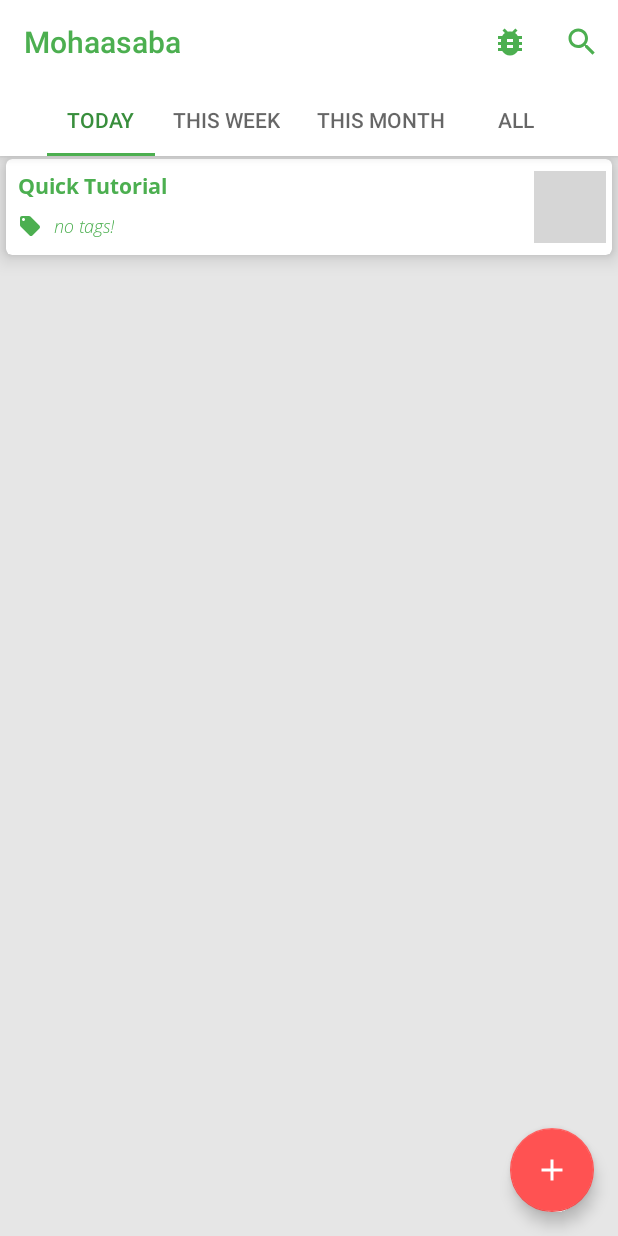
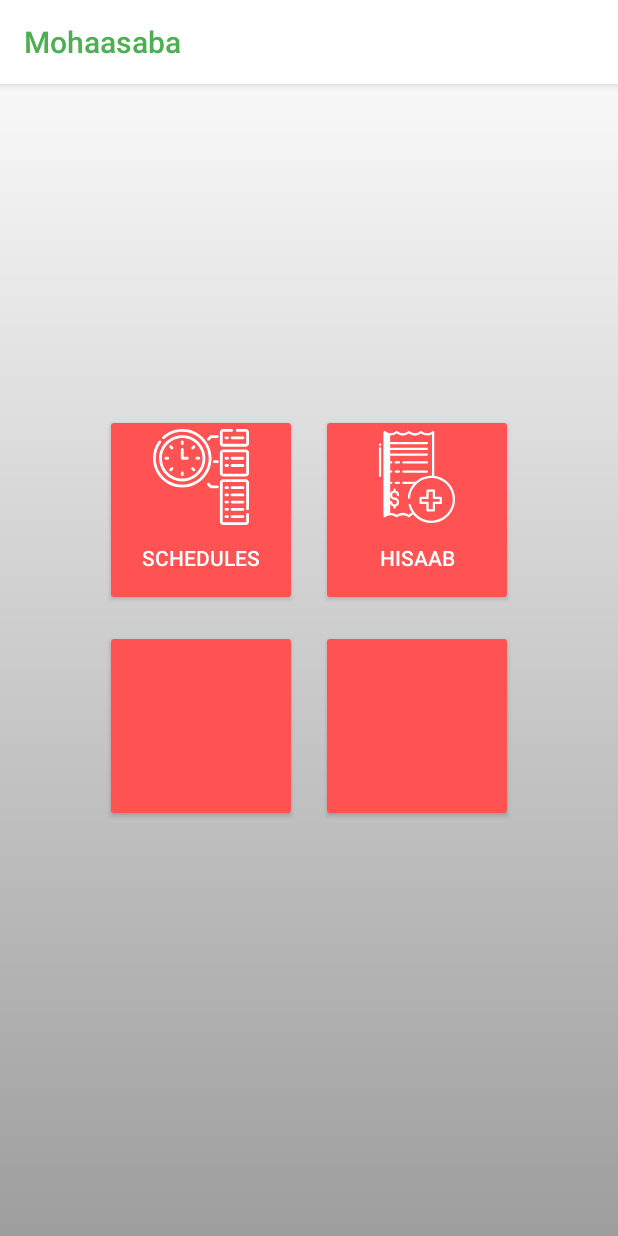
Before and after one commit to fcat97/Mohaasaba, an Android app: the screen it shows after launch (MainActivity before the commit, HomeActivity after it), on a phone screen of 412 x 824 dp. Run offline under Robolectric (Android 15) with nearby library versions, the phone set to English and light mode, and no system bars; plain views replace CircleProgressView; grey boxes are pictures that could not be loaded.

Commit message:
home activity added

```diff
--- /dev/null
+++ b/app/src/main/java/com/example/mohaasaba/activities/HomeActivity.java
@@ -0,0 +1,43 @@
+package com.example.mohaasaba.activities;
+
+import androidx.appcompat.app.AppCompatActivity;
+import androidx.appcompat.widget.Toolbar;
+
+import android.content.Intent;
+import android.graphics.Color;
+import android.os.Build;
+import android.os.Bundle;
+import android.view.View;
+import android.widget.Button;
+
+import com.example.mohaasaba.R;
+
+public class HomeActivity extends AppCompatActivity implements View.OnClickListener{
+
+    @Override
+    protected void onCreate(Bundle savedInstanceState) {
+        super.onCreate(savedInstanceState);
+        setContentView(R.layout.activity_home);
+
+        Toolbar toolbar = findViewById(R.id.toolbar_HomeActivity);
+        setSupportActionBar(toolbar);
+        if (Build.VERSION.SDK_INT >= Build.VERSION_CODES.M) {
+            // https://medium.com/@imstudio/android-change-status-bar-text-color-659680fce49b
+            getWindow().getDecorView().setSystemUiVisibility(View.SYSTEM_UI_FLAG_LIGHT_STATUS_BAR);
+            getWindow().setStatusBarColor(Color.WHITE);
+        }
+
+        Button button_1 = findViewById(R.id.btn1_HomeActivity); button_1.setOnClickListener(this);
+        Button button_2 = findViewById(R.id.btn2_HomeActivity); button_2.setOnClickListener(this);
+        Button button_3 = findViewById(R.id.btn3_HomeActivity); button_3.setOnClickListener(this);
+        Button button_4 = findViewById(R.id.btn4_HomeActivity); button_4.setOnClickListener(this);
+    }
+
+    @Override
+    public void onClick(View v) {
+        if (v.getId() == R.id.btn1_HomeActivity) {
+            Intent intent = new Intent(this, MainActivity.class);
+            startActivity(intent);
+        }
+    }
+}
--- a/app/src/main/res/drawable/dashboard_gradient.xml
+++ b/app/src/main/res/drawable/dashboard_gradient.xml
@@ -1,7 +1,7 @@
 <?xml version="1.0" encoding="utf-8"?>
 <shape xmlns:android="http://schemas.android.com/apk/res/android">
     <gradient
-        android:startColor="?attr/colorPrimaryDark"
-        android:endColor="?attr/colorPrimary"
+        android:startColor="@color/colorWhite"
+        android:endColor="@color/colorGrayAccent"
         android:angle="270"/>
 </shape>
--- /dev/null
+++ b/app/src/main/res/drawable/ic_expense.xml
@@ -0,0 +1,64 @@
+<vector xmlns:android="http://schemas.android.com/apk/res/android"
+    android:width="64dp"
+    android:height="64dp"
+    android:tint="@color/colorWhite"
+    android:viewportWidth="512"
+    android:viewportHeight="512">
+  <path
+      android:pathData="m113,28.325c-10.712,-0.509 -21.65,-4.275 -30,-11.325v447.758a52.263,52.263 0,0 1,30 -10.958z"
+      android:fillColor="#d4e1f4"/>
+  <path
+      android:pathData="m308.75,69h-192.368a6,6 0,0 0,0 12h192.368a6,6 0,0 0,0 -12z"
+      android:fillColor="#0635c9"/>
+  <path
+      android:pathData="m116.382,233h2.318a6,6 0,1 0,0 -12h-2.322a6,6 0,0 0,0 12z"
+      android:fillColor="#0635c9"/>
+  <path
+      android:pathData="m159.425,221h-17.546a6,6 0,0 0,0 12h17.546a6,6 0,0 0,0 -12z"
+      android:fillColor="#0635c9"/>
+  <path
+      android:pathData="m314.75,227a6,6 0,0 0,-6 -6h-125.775a6,6 0,0 0,0 12h125.775a6,6 0,0 0,6 -6z"
+      android:fillColor="#0635c9"/>
+  <path
+      android:pathData="m116.382,184h2.318a6,6 0,1 0,0 -12h-2.322a6,6 0,0 0,0 12z"
+      android:fillColor="#0635c9"/>
+  <path
+      android:pathData="m159.425,172h-17.546a6,6 0,0 0,0 12h17.546a6,6 0,0 0,0 -12z"
+      android:fillColor="#0635c9"/>
+  <path
+      android:pathData="m308.75,172h-125.775a6,6 0,0 0,0 12h125.775a6,6 0,0 0,0 -12z"
+      android:fillColor="#0635c9"/>
+  <path
+      android:pathData="m116.382,293h2.318a6,6 0,1 0,0 -12h-2.322a6,6 0,0 0,0 12z"
+      android:fillColor="#0635c9"/>
+  <path
+      android:pathData="m165.425,287a6,6 0,0 0,-6 -6h-17.546a6,6 0,0 0,0 12h17.546a6,6 0,0 0,6 -6z"
+      android:fillColor="#0635c9"/>
+  <path
+      android:pathData="m182.975,281a6,6 0,0 0,0 12h67.841a6,6 0,0 0,0 -12z"
+      android:fillColor="#0635c9"/>
+  <path
+      android:pathData="m136.133,340.147a12.6,12.6 0,0 1,12.589 12.59,5.967 5.967,0 1,0 11.933,0 24.329,24.329 0,0 0,-18.655 -23.846v-4.957a6,6 0,0 0,-12 0v4.957a24.213,24.213 0,0 0,-18.522 23.846,24.645 24.645,0 0,0 24.622,24.59 12.586,12.586 0,0 1,0.159 25.172c-0.045,0 -0.084,-0.007 -0.13,-0.007s-0.088,0.006 -0.133,0.007a12.6,12.6 0,0 1,-12.453 -12.583,6.033 6.033,0 0,0 -12.066,0 24.213,24.213 0,0 0,18.523 23.846v5.8a6,6 0,1 0,12 0v-5.8a24.328,24.328 0,0 0,18.655 -23.846,24.588 24.588,0 0,0 -24.555,-24.589 12.59,12.59 0,0 1,0.033 -25.18z"
+      android:fillColor="#0635c9"/>
+  <path
+      android:pathData="m80.293,470.553a5.866,5.866 0,0 0,6.216 -0.752,45.672 45.672,0 0,1 57.4,0c0.155,0.123 0.3,0.244 0.468,0.352a5.987,5.987 0,0 0,7.007 -0.345,45.722 45.722,0 0,1 57.447,0 5.993,5.993 0,0 0,7.492 0l23.768,-19.016 -7.5,-9.37 -20.171,16.143a57.313,57.313 0,0 0,-64.625 0.106c-17.748,-12.056 -40.795,-13.248 -58.795,-3.571v-426.074c18,9.667 41.031,8.478 58.773,-3.574a57.446,57.446 0,0 0,64.862 0,57.129 57.129,0 0,0 64.678,0c17.746,12.061 40.687,13.253 58.687,3.577v226.971h12v-238a5.745,5.745 0,0 0,-9.417 -4.672,45.62 45.62,0 0,1 -57.323,0.041 5.968,5.968 0,0 0,-7.546 -0.043,45.7 45.7,0 0,1 -57.417,-0.005c-0.077,-0.061 -0.157,-0.127 -0.237,-0.185a6.007,6.007 0,0 0,-7.265 0.185,45.714 45.714,0 0,1 -57.434,0 6.191,6.191 0,0 0,-0.627 -0.44,6 6,0 0,0 -6.877,0.434 45.71,45.71 0,0 1,-57.439 0,5.719 5.719,0 0,0 -6.182,-0.723 5.852,5.852 0,0 0,-3.236 5.408v448.123a5.853,5.853 0,0 0,3.293 5.43z"
+      android:fillColor="#0635c9"/>
+  <path
+      android:pathData="m308.75,130h-192.368a6,6 0,0 0,0 12h192.368a6,6 0,0 0,0 -12z"
+      android:fillColor="#0635c9"/>
+  <path
+      android:pathData="m308.75,100h-192.368a6,6 0,0 0,0 12h192.368a6,6 0,0 0,0 -12z"
+      android:fillColor="#0635c9"/>
+  <path
+      android:pathData="m59,255.728a6,6 0,0 0,6 -6v-146.616a6,6 0,0 0,-12 0v146.616a6,6 0,0 0,6 6z"
+      android:fillColor="#0635c9"/>
+  <path
+      android:pathData="m59,91.353a6,6 0,0 0,6 -6v-3.2a6,6 0,0 0,-12 0v3.2a6,6 0,0 0,6 6z"
+      android:fillColor="#0635c9"/>
+  <path
+      android:pathData="m347,322h-34c-3.313,0 -7,1.686 -7,5v34h-30c-3.313,0 -7,1.686 -7,5v27c0,3.314 3.687,7 7,7h30v33c0,3.314 3.687,7 7,7h34c3.313,0 5,-3.686 5,-7v-33h32c3.313,0 5,-3.686 5,-7v-27c0,-3.314 -1.687,-5 -5,-5h-32v-34c0,-3.314 -1.687,-5 -5,-5zM377,373v15h-30c-3.313,0 -7,1.686 -7,5v35h-22v-35c0,-3.314 -1.687,-5 -5,-5h-32v-15h32c3.313,0 5,-3.686 5,-7v-32h22v32c0,3.314 3.687,7 7,7z"
+      android:fillColor="#1ae5be"/>
+  <path
+      android:pathData="m332.953,249.265c-66.137,0.009 -120.522,51.285 -125.514,116.232a6.014,6.014 0,0 0,5.977 6.5h0.016a5.965,5.965 0,0 0,5.969 -5.466c4.626,-60.376 56.949,-108.3 119.435,-105.12 58.756,2.987 105.958,50.941 107.972,109.739 2.213,64.616 -49.708,117.95 -113.837,117.95a114,114 0,0 1,-110.1 -84.62,5.992 5.992,0 1,0 -11.6,3.024c14.307,53.318 63.441,93.576 121.694,93.576a126.047,126.047 0,0 0,125.9 -126.89c-0.52,-68.867 -57.041,-124.935 -125.912,-124.925z"
+      android:fillColor="#1ae5be"/>
+</vector>
--- /dev/null
+++ b/app/src/main/res/drawable/ic_schedule.xml
@@ -0,0 +1,37 @@
+<vector android:height="64dp" android:viewportHeight="512"
+    android:tint="@color/colorWhite"
+    android:viewportWidth="512" android:width="64dp" xmlns:android="http://schemas.android.com/apk/res/android">
+    <path android:fillColor="#FF000000" android:pathData="m156.111,279.492c68.033,0 123.381,-55.349 123.381,-123.382 0,-68.032 -55.349,-123.381 -123.381,-123.381 -68.033,0 -123.382,55.349 -123.382,123.381 0,68.034 55.349,123.382 123.382,123.382zM156.111,47.73c59.762,0 108.381,48.619 108.381,108.381s-48.62,108.382 -108.381,108.382 -108.382,-48.621 -108.382,-108.382 48.621,-108.381 108.382,-108.381z"/>
+    <path android:fillColor="#FF000000" android:pathData="m343.211,32.73h-33.753c-1.989,0 -3.896,0.79 -5.304,2.196l-14.077,14.077c-2.929,2.93 -2.929,7.678 0,10.607 1.465,1.464 3.385,2.196 5.304,2.196s3.839,-0.732 5.304,-2.196l11.88,-11.881h30.646c4.143,0 7.5,-3.357 7.5,-7.5s-3.357,-7.499 -7.5,-7.499z"/>
+    <path android:fillColor="#FF000000" android:pathData="m343.211,301.222h-30.646l-11.88,-11.881c-2.93,-2.928 -7.678,-2.928 -10.607,0 -2.929,2.93 -2.929,7.678 0,10.607l14.077,14.077c1.407,1.406 3.314,2.196 5.304,2.196h33.753c4.143,0 7.5,-3.357 7.5,-7.5s-3.358,-7.499 -7.501,-7.499z"/>
+    <path android:fillColor="#FF000000" android:pathData="m156.111,85.943c4.142,0 7.5,-3.357 7.5,-7.5v-9.96c0,-4.143 -3.358,-7.5 -7.5,-7.5s-7.5,3.357 -7.5,7.5v9.96c0,4.142 3.358,7.5 7.5,7.5z"/>
+    <path android:fillColor="#FF000000" android:pathData="m211.031,108.691c1.919,0 3.839,-0.732 5.303,-2.196l7.042,-7.042c2.929,-2.929 2.929,-7.678 0,-10.606 -2.93,-2.93 -7.678,-2.929 -10.607,-0.001l-7.042,7.042c-2.929,2.929 -2.929,7.678 0,10.606 1.465,1.464 3.385,2.197 5.304,2.197z"/>
+    <path android:fillColor="#FF000000" android:pathData="m233.78,163.611h9.959c4.142,0 7.5,-3.357 7.5,-7.5s-3.358,-7.5 -7.5,-7.5h-9.959c-4.142,0 -7.5,3.357 -7.5,7.5s3.358,7.5 7.5,7.5z"/>
+    <path android:fillColor="#FF000000" android:pathData="m212.771,223.377c1.465,1.464 3.384,2.196 5.303,2.196s3.839,-0.732 5.304,-2.197c2.929,-2.929 2.928,-7.678 0,-10.606l-7.042,-7.042c-2.93,-2.928 -7.677,-2.929 -10.607,0.001 -2.929,2.929 -2.928,7.678 0,10.606z"/>
+    <path android:fillColor="#FF000000" android:pathData="m156.111,251.24c4.142,0 7.5,-3.357 7.5,-7.5v-9.96c0,-4.143 -3.358,-7.5 -7.5,-7.5s-7.5,3.357 -7.5,7.5v9.96c0,4.142 3.358,7.5 7.5,7.5z"/>
+    <path android:fillColor="#FF000000" android:pathData="m94.148,225.573c1.919,0 3.839,-0.732 5.303,-2.196l7.042,-7.042c2.929,-2.929 2.929,-7.678 0,-10.606 -2.929,-2.929 -7.678,-2.93 -10.607,-0.001l-7.042,7.042c-2.929,2.929 -2.929,7.678 0,10.606 1.466,1.465 3.385,2.197 5.304,2.197z"/>
+    <path android:fillColor="#FF000000" android:pathData="m68.483,163.611h9.959c4.142,0 7.5,-3.357 7.5,-7.5s-3.358,-7.5 -7.5,-7.5h-9.959c-4.142,0 -7.5,3.357 -7.5,7.5s3.358,7.5 7.5,7.5z"/>
+    <path android:fillColor="#FF000000" android:pathData="m95.888,106.494c1.465,1.464 3.384,2.196 5.303,2.196s3.839,-0.732 5.304,-2.197c2.929,-2.929 2.928,-7.678 0,-10.606l-7.042,-7.042c-2.93,-2.928 -7.677,-2.929 -10.607,0.001 -2.929,2.929 -2.928,7.678 0,10.606z"/>
+    <path android:fillColor="#FF000000" android:pathData="m156.111,163.611h26.647c4.142,0 7.5,-3.357 7.5,-7.5s-3.358,-7.5 -7.5,-7.5h-19.147v-39.343c0,-4.143 -3.358,-7.5 -7.5,-7.5s-7.5,3.357 -7.5,7.5v46.843c0,4.142 3.358,7.5 7.5,7.5z"/>
+    <path android:fillColor="#FF000000" android:pathData="m343.211,166.738h-15.772c-4.143,0 -7.5,3.357 -7.5,7.5s3.357,7.5 7.5,7.5h15.772c4.143,0 7.5,-3.357 7.5,-7.5s-3.357,-7.5 -7.5,-7.5z"/>
+    <path android:fillColor="#FF000000" android:pathData="m389.12,39.656c-4.143,0 -7.5,3.357 -7.5,7.5s3.357,7.5 7.5,7.5h8.175c4.143,0 7.5,-3.357 7.5,-7.5s-3.357,-7.5 -7.5,-7.5z"/>
+    <path android:fillColor="#FF000000" android:pathData="m413.864,47.156c0,4.143 3.357,7.5 7.5,7.5h58.175c4.143,0 7.5,-3.357 7.5,-7.5s-3.357,-7.5 -7.5,-7.5h-58.175c-4.143,0 -7.5,3.357 -7.5,7.5z"/>
+    <path android:fillColor="#FF000000" android:pathData="m494.787,108.955h-120.915c-9.491,0 -17.213,7.722 -17.213,17.214v109.884c0,9.492 7.722,17.214 17.213,17.214h120.915c9.492,0 17.214,-7.722 17.214,-17.214v-109.884c-0.001,-9.492 -7.722,-17.214 -17.214,-17.214zM497,236.053c0,1.221 -0.993,2.214 -2.214,2.214h-120.914c-1.22,0 -2.213,-0.993 -2.213,-2.214v-109.884c0,-1.221 0.993,-2.214 2.213,-2.214h120.915c1.221,0 2.214,0.993 2.214,2.214v109.884z"/>
+    <path android:fillColor="#FF000000" android:pathData="m397.294,148.611h-8.175c-4.143,0 -7.5,3.357 -7.5,7.5s3.357,7.5 7.5,7.5h8.175c4.143,0 7.5,-3.357 7.5,-7.5s-3.357,-7.5 -7.5,-7.5z"/>
+    <path android:fillColor="#FF000000" android:pathData="m479.539,148.611h-58.175c-4.143,0 -7.5,3.357 -7.5,7.5s3.357,7.5 7.5,7.5h58.175c4.143,0 7.5,-3.357 7.5,-7.5s-3.358,-7.5 -7.5,-7.5z"/>
+    <path android:fillColor="#FF000000" android:pathData="m397.294,187.198h-8.175c-4.143,0 -7.5,3.357 -7.5,7.5s3.357,7.5 7.5,7.5h8.175c4.143,0 7.5,-3.357 7.5,-7.5s-3.357,-7.5 -7.5,-7.5z"/>
+    <path android:fillColor="#FF000000" android:pathData="m479.539,187.198h-58.175c-4.143,0 -7.5,3.357 -7.5,7.5s3.357,7.5 7.5,7.5h58.175c4.143,0 7.5,-3.357 7.5,-7.5s-3.358,-7.5 -7.5,-7.5z"/>
+    <path android:fillColor="#FF000000" android:pathData="m397.294,305.281h-8.175c-4.143,0 -7.5,3.357 -7.5,7.5s3.357,7.5 7.5,7.5h8.175c4.143,0 7.5,-3.357 7.5,-7.5s-3.357,-7.5 -7.5,-7.5z"/>
+    <path android:fillColor="#FF000000" android:pathData="m479.539,305.281h-58.175c-4.143,0 -7.5,3.357 -7.5,7.5s3.357,7.5 7.5,7.5h58.175c4.143,0 7.5,-3.357 7.5,-7.5s-3.358,-7.5 -7.5,-7.5z"/>
+    <path android:fillColor="#FF000000" android:pathData="m397.294,343.868h-8.175c-4.143,0 -7.5,3.357 -7.5,7.5s3.357,7.5 7.5,7.5h8.175c4.143,0 7.5,-3.357 7.5,-7.5s-3.357,-7.5 -7.5,-7.5z"/>
+    <path android:fillColor="#FF000000" android:pathData="m479.539,343.868h-58.175c-4.143,0 -7.5,3.357 -7.5,7.5s3.357,7.5 7.5,7.5h58.175c4.143,0 7.5,-3.357 7.5,-7.5s-3.358,-7.5 -7.5,-7.5z"/>
+    <path android:fillColor="#FF000000" android:pathData="m397.294,382.455h-8.175c-4.143,0 -7.5,3.357 -7.5,7.5s3.357,7.5 7.5,7.5h8.175c4.143,0 7.5,-3.357 7.5,-7.5s-3.357,-7.5 -7.5,-7.5z"/>
+    <path android:fillColor="#FF000000" android:pathData="m479.539,382.455h-58.175c-4.143,0 -7.5,3.357 -7.5,7.5s3.357,7.5 7.5,7.5h58.175c4.143,0 7.5,-3.357 7.5,-7.5s-3.358,-7.5 -7.5,-7.5z"/>
+    <path android:fillColor="#FF000000" android:pathData="m397.294,421.043h-8.175c-4.143,0 -7.5,3.357 -7.5,7.5s3.357,7.5 7.5,7.5h8.175c4.143,0 7.5,-3.357 7.5,-7.5s-3.357,-7.5 -7.5,-7.5z"/>
+    <path android:fillColor="#FF000000" android:pathData="m479.539,421.043h-58.175c-4.143,0 -7.5,3.357 -7.5,7.5s3.357,7.5 7.5,7.5h58.175c4.143,0 7.5,-3.357 7.5,-7.5s-3.358,-7.5 -7.5,-7.5z"/>
+    <path android:fillColor="#FF000000" android:pathData="m397.294,459.63h-8.175c-4.143,0 -7.5,3.357 -7.5,7.5s3.357,7.5 7.5,7.5h8.175c4.143,0 7.5,-3.357 7.5,-7.5s-3.357,-7.5 -7.5,-7.5z"/>
+    <path android:fillColor="#FF000000" android:pathData="m479.539,459.63h-58.175c-4.143,0 -7.5,3.357 -7.5,7.5s3.357,7.5 7.5,7.5h58.175c4.143,0 7.5,-3.357 7.5,-7.5s-3.358,-7.5 -7.5,-7.5z"/>
+    <path android:fillColor="#FF000000" android:pathData="m494.787,267.911h-120.915c-9.491,0 -17.213,7.722 -17.213,17.214v209.661c0,9.492 7.722,17.214 17.213,17.214h120.915c9.492,0 17.214,-7.722 17.214,-17.214v-39.214c0,-4.143 -3.357,-7.5 -7.5,-7.5s-7.5,3.357 -7.5,7.5v39.214c0,1.221 -0.993,2.214 -2.214,2.214h-120.915c-1.22,0 -2.213,-0.993 -2.213,-2.214v-209.661c0,-1.221 0.993,-2.214 2.213,-2.214h120.915c1.221,0 2.214,0.993 2.214,2.214v140.46c0,4.143 3.357,7.5 7.5,7.5s7.5,-3.357 7.5,-7.5v-140.46c-0.001,-9.492 -7.722,-17.214 -17.214,-17.214z"/>
+    <path android:fillColor="#FF000000" android:pathData="m494.787,0h-45.464c-4.143,0 -7.5,3.357 -7.5,7.5s3.357,7.5 7.5,7.5h45.464c1.221,0 2.214,0.993 2.214,2.213v59.884c0,1.221 -0.993,2.214 -2.214,2.214h-120.915c-1.22,0 -2.213,-0.993 -2.213,-2.214v-59.884c0,-1.22 0.993,-2.213 2.213,-2.213h45.464c4.143,0 7.5,-3.357 7.5,-7.5s-3.357,-7.5 -7.5,-7.5h-45.464c-9.491,0 -17.213,7.722 -17.213,17.213v59.884c0,9.492 7.722,17.214 17.213,17.214h120.915c9.492,0 17.214,-7.722 17.214,-17.214v-59.884c-0.001,-9.491 -7.722,-17.213 -17.214,-17.213z"/>
+    <path android:fillColor="#FF000000" android:pathData="m156.111,0c-39.058,0 -76.441,14.5 -105.26,40.829 -3.058,2.794 -3.272,7.538 -0.479,10.596s7.538,3.272 10.596,0.479c26.049,-23.798 59.838,-36.904 95.143,-36.904 77.809,0 141.111,63.302 141.111,141.11s-63.302,141.112 -141.111,141.112 -141.111,-63.303 -141.111,-141.111c0,-30.04 9.32,-58.722 26.952,-82.944 2.438,-3.35 1.699,-8.04 -1.65,-10.478 -3.35,-2.438 -8.04,-1.699 -10.478,1.649 -19.511,26.806 -29.824,58.539 -29.824,91.773 0,86.08 70.031,156.111 156.111,156.111s156.111,-70.031 156.111,-156.111 -70.031,-156.111 -156.111,-156.111z"/>
+</vector>
--- /dev/null
+++ b/app/src/main/res/layout/activity_home.xml
@@ -0,0 +1,28 @@
+<?xml version="1.0" encoding="utf-8"?>
+<RelativeLayout xmlns:android="http://schemas.android.com/apk/res/android"
+    xmlns:tools="http://schemas.android.com/tools"
+    android:layout_width="match_parent"
+    android:layout_height="match_parent"
+    android:background="@drawable/dashboard_gradient"
+    xmlns:app="http://schemas.android.com/apk/res-auto"
+    tools:context=".activities.HomeActivity">
+        <com.google.android.material.appbar.AppBarLayout
+            android:id="@+id/appbarLayout_HomeActivity"
+            android:layout_width="match_parent"
+            android:layout_height="wrap_content"
+            android:background="@android:color/white">
+            <androidx.appcompat.widget.Toolbar
+                android:id="@+id/toolbar_HomeActivity"
+                android:layout_width="match_parent"
+                android:layout_height="match_parent"
+                android:theme="@style/AppTheme.ToolbarOverlay"
+                    app:popupTheme="@style/AppTheme.PopupOverlay"
+                app:titleTextColor="?attr/colorAccent"/>
+        </com.google.android.material.appbar.AppBarLayout>
+
+        <include
+            android:layout_width="360dp"
+            android:layout_height="360dp"
+            android:layout_centerInParent="true"
+            layout="@layout/content_activity_home"/>
+</RelativeLayout>
--- /dev/null
+++ b/app/src/main/res/layout/content_activity_home.xml
@@ -0,0 +1,42 @@
+<?xml version="1.0" encoding="utf-8"?>
+<RelativeLayout
+    xmlns:android="http://schemas.android.com/apk/res/android"
+    android:layout_width="match_parent"
+    android:layout_height="match_parent"
+    android:gravity="center">
+    <Button
+        android:id="@+id/btn1_HomeActivity"
+        android:layout_width="128dp"
+        android:layout_height="128dp"
+        style="@style/AppTheme.Button"
+        android:elevation="@dimen/dimen_small"
+        android:drawableTop="@drawable/ic_schedule"
+        android:text="@string/schedules"
+        android:layout_margin="@dimen/dimen_small"/>
+    <Button
+        android:id="@+id/btn2_HomeActivity"
+        android:layout_width="128dp"
+        android:layout_height="128dp"
+        style="@style/AppTheme.Button"
+        android:elevation="@dimen/dimen_small"
+        android:drawableTop="@drawable/ic_expense"
+        android:text="@string/hishab"
+        android:layout_margin="@dimen/dimen_small"
+        android:layout_toEndOf="@id/btn1_HomeActivity"/>
+    <Button
+        android:id="@+id/btn3_HomeActivity"
+        android:layout_width="128dp"
+        android:layout_height="128dp"
+        style="@style/AppTheme.Button"
+        android:elevation="@dimen/dimen_small"
+        android:layout_margin="@dimen/dimen_small"
+        android:layout_below="@id/btn1_HomeActivity"/>
+    <Button
+        android:id="@+id/btn4_HomeActivity"
+        android:layout_width="128dp"
+        android:layout_height="128dp"
+        style="@style/AppTheme.Button"
+        android:layout_margin="@dimen/dimen_small"
+        android:layout_below="@id/btn2_HomeActivity"
+        android:layout_toEndOf="@id/btn3_HomeActivity"/>
+</RelativeLayout>
--- a/app/src/main/res/values/strings.xml
+++ b/app/src/main/res/values/strings.xml
@@ -81,4 +81,6 @@
     <string name="unit">Unit</string>
     <string name="note">Note</string>
     <string name="write_something_here">Write Something Here!</string>
+    <string name="schedules">Schedules</string>
+    <string name="hishab">Hisaab</string>
 </resources>
```
Also changed, not shown: app/src/main/AndroidManifest.xml (+28 -17 lines), 1 other file.
